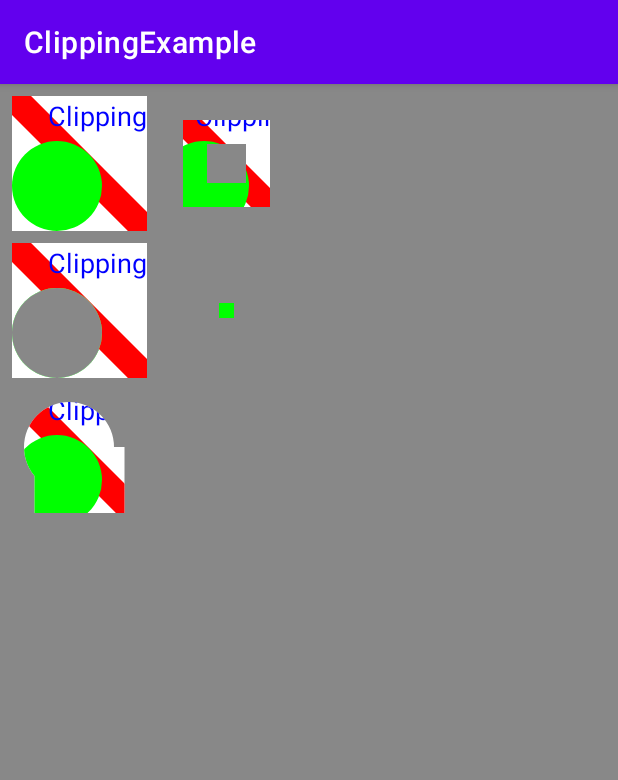
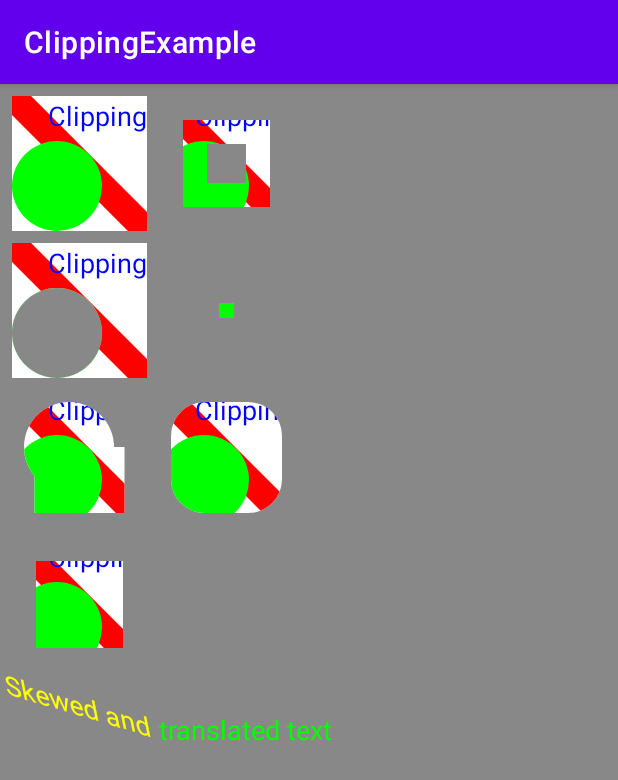
Before and after one commit to walzero/ClippingExample, an Android app: the screen it shows after launch (MainActivity), on a phone screen of 412 x 824 dp. Shown: the top 780 px of the screen. Run offline under Robolectric (Android 15) with nearby library versions, the phone set to English and light mode, and no system bars.

Commit message:
#Added functions for other canvas operations

```diff
--- a/app/src/main/java/com/walterrezende/clippingexample/ClippedView.kt
+++ b/app/src/main/java/com/walterrezende/clippingexample/ClippedView.kt
@@ -41,6 +41,13 @@ class ClippedView @JvmOverloads constructor(
     private val rowThree = rowTwo + rectInset + clipRectBottom
     private val rowFour = rowThree + rectInset + clipRectBottom
     private val textRow = rowFour + (1.5f * clipRectBottom)
+
+    private var rectF = RectF(
+        rectInset,
+        rectInset,
+        clipRectRight - rectInset,
+        clipRectBottom - rectInset
+    )
 
     override fun onDraw(canvas: Canvas) {
         super.onDraw(canvas)
@@ -198,15 +205,52 @@ class ClippedView @JvmOverloads constructor(
     }
 
     private fun drawRoundedRectangleClippingExample(canvas: Canvas) {
+        canvas.save()
+        canvas.translate(columnTwo,rowThree)
+        path.rewind()
+        path.addRoundRect(
+            rectF,clipRectRight / 4,
+            clipRectRight / 4, Path.Direction.CCW
+        )
+        canvas.clipPath(path)
+        drawClippedRectangle(canvas)
+        canvas.restore()
     }
 
     private fun drawOutsideClippingExample(canvas: Canvas) {
+        canvas.save()
+        canvas.translate(columnOne,rowFour)
+        canvas.clipRect(2 * rectInset,2 * rectInset,
+            clipRectRight - 2 * rectInset,
+            clipRectBottom - 2 * rectInset)
+        drawClippedRectangle(canvas)
+        canvas.restore()
     }
 
     private fun drawTranslatedTextExample(canvas: Canvas) {
+        canvas.save()
+        paint.color = Color.GREEN
+        // Align the RIGHT side of the text with the origin.
+        paint.textAlign = Paint.Align.LEFT
+        // Apply transformation to canvas.
+        canvas.translate(columnTwo,textRow)
+        // Draw text.
+        canvas.drawText(context.getString(R.string.translated),
+            clipRectLeft,clipRectTop,paint)
+        canvas.restore()
     }
 
     private fun drawSkewedTextExample(canvas: Canvas) {
+        canvas.save()
+        paint.color = Color.YELLOW
+        paint.textAlign = Paint.Align.RIGHT
+        // Position text.
+        canvas.translate(columnTwo, textRow)
+        // Apply skew transformation.
+        canvas.skew(0.2f, 0.3f)
+        canvas.drawText(context.getString(R.string.skewed),
+            clipRectLeft, clipRectTop, paint)
+        canvas.restore()
     }
 
     private fun drawQuickRejectExample(canvas: Canvas) {
```
